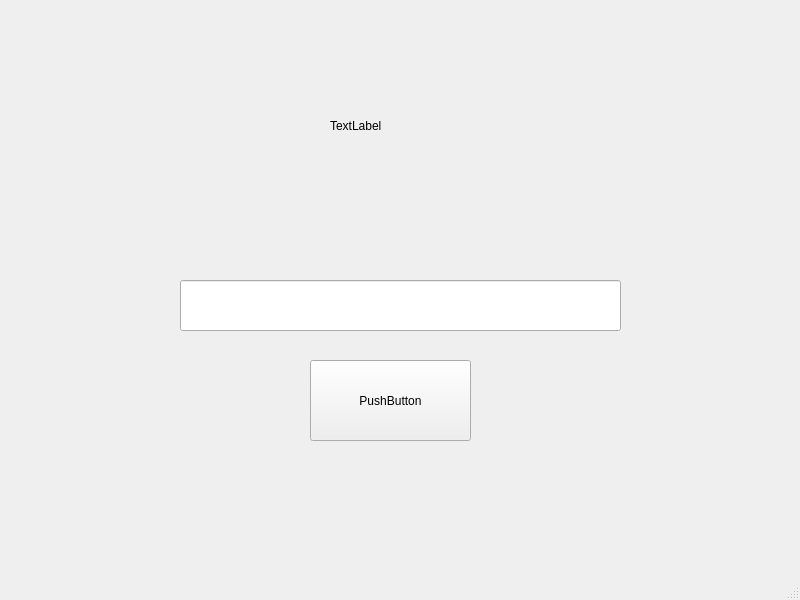
Qt form app/app.ui (Clopeq/DataLogger) before a commit.
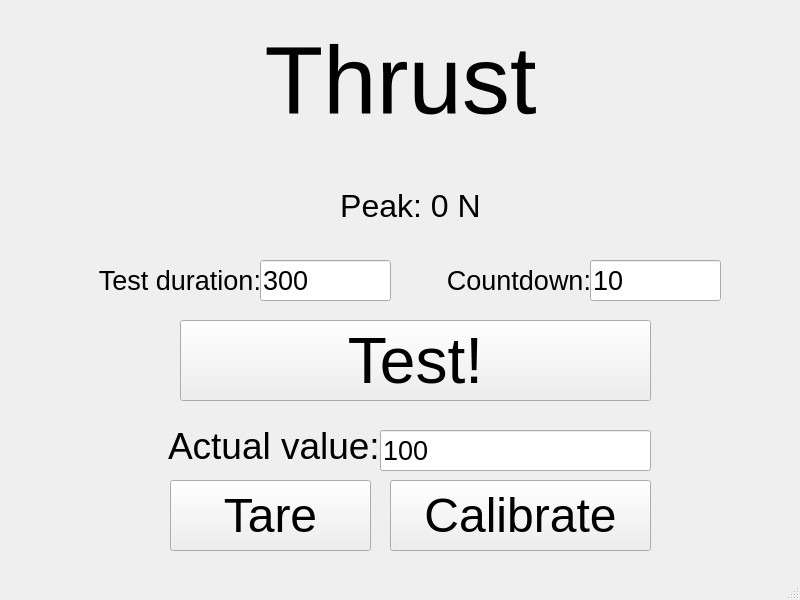
The same form after that commit.

What changed in the file:
```diff
--- a/app/app.ui
+++ b/app/app.ui
@@ -14,41 +14,215 @@
    <string>MainWindow</string>
   </property>
   <widget class="QWidget" name="centralwidget">
-   <widget class="QPushButton" name="pushButton">
-    <property name="geometry">
-     <rect>
-      <x>310</x>
-      <y>360</y>
-      <width>161</width>
-      <height>81</height>
-     </rect>
-    </property>
-    <property name="text">
-     <string>PushButton</string>
-    </property>
-   </widget>
-   <widget class="QLabel" name="label">
-    <property name="geometry">
-     <rect>
-      <x>330</x>
-      <y>90</y>
-      <width>101</width>
-      <height>71</height>
-     </rect>
-    </property>
-    <property name="text">
-     <string>TextLabel</string>
-    </property>
-   </widget>
-   <widget class="QLineEdit" name="lineEdit">
+   <widget class="QPushButton" name="testButton">
     <property name="geometry">
      <rect>
       <x>180</x>
-      <y>280</y>
-      <width>441</width>
+      <y>320</y>
+      <width>471</width>
+      <height>81</height>
+     </rect>
+    </property>
+    <property name="font">
+     <font>
+      <pointsize>48</pointsize>
+     </font>
+    </property>
+    <property name="text">
+     <string>Test!</string>
+    </property>
+   </widget>
+   <widget class="QLabel" name="titleLabel">
+    <property name="geometry">
+     <rect>
+      <x>50</x>
+      <y>-20</y>
+      <width>701</width>
+      <height>201</height>
+     </rect>
+    </property>
+    <property name="font">
+     <font>
+      <pointsize>72</pointsize>
+     </font>
+    </property>
+    <property name="text">
+     <string>Thrust</string>
+    </property>
+    <property name="alignment">
+     <set>Qt::AlignCenter</set>
+    </property>
+   </widget>
+   <widget class="QLineEdit" name="actualValue">
+    <property name="geometry">
+     <rect>
+      <x>380</x>
+      <y>430</y>
+      <width>271</width>
+      <height>41</height>
+     </rect>
+    </property>
+    <property name="font">
+     <font>
+      <pointsize>20</pointsize>
+     </font>
+    </property>
+    <property name="text">
+     <string>100</string>
+    </property>
+   </widget>
+   <widget class="QPushButton" name="tareButton">
+    <property name="geometry">
+     <rect>
+      <x>170</x>
+      <y>480</y>
+      <width>201</width>
+      <height>71</height>
+     </rect>
+    </property>
+    <property name="font">
+     <font>
+      <pointsize>36</pointsize>
+     </font>
+    </property>
+    <property name="text">
+     <string>Tare</string>
+    </property>
+   </widget>
+   <widget class="QPushButton" name="calibrateButton">
+    <property name="geometry">
+     <rect>
+      <x>390</x>
+      <y>480</y>
+      <width>261</width>
+      <height>71</height>
+     </rect>
+    </property>
+    <property name="font">
+     <font>
+      <pointsize>36</pointsize>
+     </font>
+    </property>
+    <property name="text">
+     <string>Calibrate</string>
+    </property>
+   </widget>
+   <widget class="QLabel" name="label_2">
+    <property name="geometry">
+     <rect>
+      <x>168</x>
+      <y>405</y>
+      <width>231</width>
+      <height>81</height>
+     </rect>
+    </property>
+    <property name="font">
+     <font>
+      <pointsize>28</pointsize>
+     </font>
+    </property>
+    <property name="text">
+     <string>Actual value:</string>
+    </property>
+   </widget>
+   <widget class="QLineEdit" name="testDuration">
+    <property name="geometry">
+     <rect>
+      <x>260</x>
+      <y>260</y>
+      <width>131</width>
+      <height>41</height>
+     </rect>
+    </property>
+    <property name="font">
+     <font>
+      <pointsize>20</pointsize>
+     </font>
+    </property>
+    <property name="text">
+     <string>300</string>
+    </property>
+   </widget>
+   <widget class="QLabel" name="label">
+    <property name="geometry">
+     <rect>
+      <x>90</x>
+      <y>260</y>
+      <width>171</width>
+      <height>41</height>
+     </rect>
+    </property>
+    <property name="font">
+     <font>
+      <pointsize>20</pointsize>
+     </font>
+    </property>
+    <property name="text">
+     <string>Test duration:</string>
+    </property>
+    <property name="alignment">
+     <set>Qt::AlignRight|Qt::AlignTrailing|Qt::AlignVCenter</set>
+    </property>
+   </widget>
+   <widget class="QLabel" name="label_3">
+    <property name="geometry">
+     <rect>
+      <x>400</x>
+      <y>260</y>
+      <width>191</width>
+      <height>41</height>
+     </rect>
+    </property>
+    <property name="font">
+     <font>
+      <pointsize>20</pointsize>
+     </font>
+    </property>
+    <property name="text">
+     <string>Countdown:</string>
+    </property>
+    <property name="alignment">
+     <set>Qt::AlignRight|Qt::AlignTrailing|Qt::AlignVCenter</set>
+    </property>
+   </widget>
+   <widget class="QLineEdit" name="countdown">
+    <property name="geometry">
+     <rect>
+      <x>590</x>
+      <y>260</y>
+      <width>131</width>
+      <height>41</height>
+     </rect>
+    </property>
+    <property name="font">
+     <font>
+      <pointsize>20</pointsize>
+     </font>
+    </property>
+    <property name="text">
+     <string>10</string>
+    </property>
+   </widget>
+   <widget class="QLabel" name="peakThrustLabel">
+    <property name="geometry">
+     <rect>
+      <x>320</x>
+      <y>180</y>
+      <width>181</width>
       <height>51</height>
      </rect>
     </property>
+    <property name="font">
+     <font>
+      <pointsize>24</pointsize>
+     </font>
+    </property>
+    <property name="text">
+     <string>Peak: 0 N</string>
+    </property>
+    <property name="alignment">
+     <set>Qt::AlignCenter</set>
+    </property>
    </widget>
   </widget>
   <widget class="QMenuBar" name="menubar">
```
